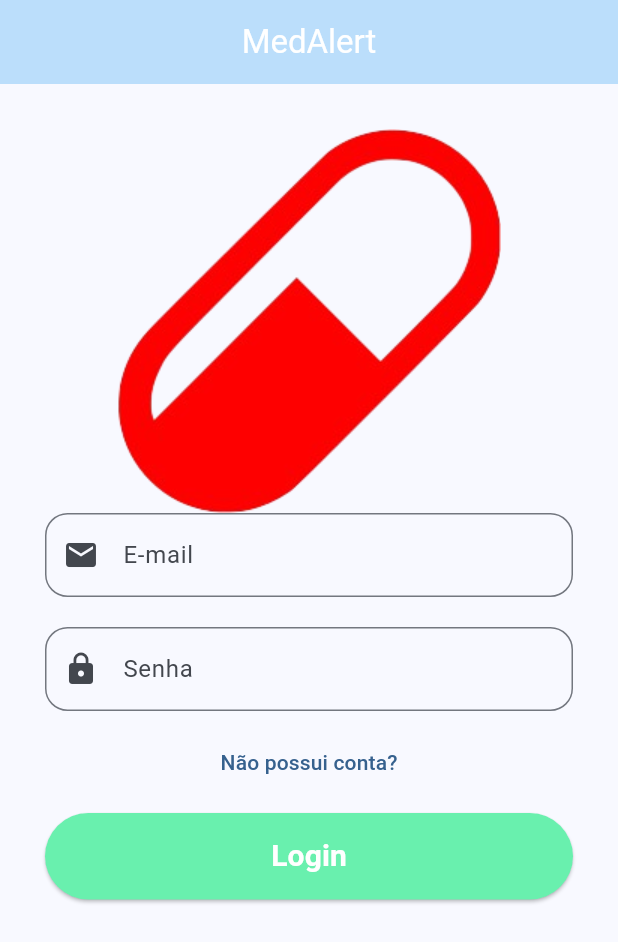
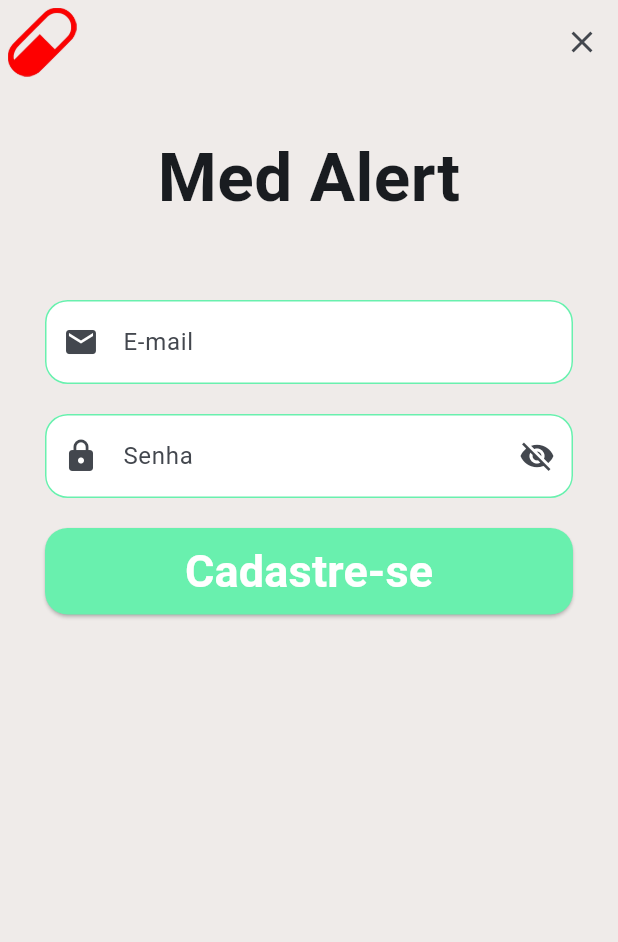
Before and after one commit to JulioTenchena/appMedAlert, a Flutter app: the screen it shows after launch, after a tap on "Não possui conta?", on a phone screen of 412 x 824 dp. Shown: the top 942 px of the screen. Run offline on Flutter 3.47's test engine with Material 3 defaults, Android fonts, the phone set to English and light mode, and no system bars; our stand-ins replace sqflite; accounts and stored records are empty.

Commit message:
Atualização 08/11

```diff
--- a/lib/main.dart
+++ b/lib/main.dart
@@ -1,4 +1,4 @@
-import 'package:aplicativofinal/views/home_view.dart';
+import 'package:aplicativofinal/views/tela_login.dart';
 import 'package:flutter/material.dart';
 
 void main() {
@@ -12,11 +12,11 @@ class MyApp extends StatelessWidget {
   Widget build(BuildContext context) {
     return MaterialApp(
       debugShowCheckedModeBanner: false,
-      title: 'Flutter Demo',
+      title: 'MedAlert',
       theme: ThemeData(
         colorScheme: ColorScheme.fromSeed(seedColor: Colors.blue),
       ),
-      home: const HomeView(),
+      home: const TelaLogin(),
     );
   }
 }
--- /dev/null
+++ b/lib/models/user.dart
@@ -0,0 +1,14 @@
+class User {
+  int? id;
+  final String email;
+  final String senha;
+
+  User({required this.email, required this.senha, this.id});
+
+  factory User.fromMap(Map<String, dynamic> json) =>
+      User(email: json['email'], senha: json['senha'], id: json['id']);
+
+  Map<String, dynamic> toMap() {
+    return {'email': email, 'senha': senha, 'id': id};
+  }
+}
--- /dev/null
+++ b/lib/views/cadastro_conta.dart
@@ -0,0 +1,166 @@
+import 'package:aplicativofinal/services/database_helper.dart';
+import 'package:flutter/material.dart';
+import 'package:aplicativofinal/models/user.dart';
+
+class Cadastroconta extends StatefulWidget {
+  const Cadastroconta({super.key, this.user});
+  final User? user;
+  @override
+  State<Cadastroconta> createState() => _CadastroConta();
+}
+
+class _CadastroConta extends State<Cadastroconta> {
+  final _formKey = GlobalKey<FormState>();
+  final TextEditingController _emailCadastroController = TextEditingController();
+  final TextEditingController _senhaCadastroController = TextEditingController();
+  bool obscureText = true;
+  @override
+  Widget build(BuildContext context) {
+    Size size = MediaQuery.of(context).size;
+    return Scaffold(
+      backgroundColor: Colors.brown[50],
+      appBar: AppBar(
+        leading: Padding(
+          padding: EdgeInsets.all(5.0),
+          child: Image.asset("images/medAlert.png"),
+        ),
+        backgroundColor: Colors.brown[50],
+        actions: [
+          IconButton(onPressed: (){
+            Navigator.pop(context);
+          }, icon: Icon(Icons.close))
+        ],
+      ),
+      body: Padding(
+        padding: EdgeInsets.all(30.0),
+        child: Form(
+          key: _formKey,
+          child: Column(
+            children: [
+              Text(
+                "Med Alert",
+                style: TextStyle(fontSize: 45, fontWeight: FontWeight.bold),
+              ),
+              SizedBox(height: 50),
+              TextFormField(
+                decoration: InputDecoration(
+                  prefixIcon: Icon(Icons.email),
+                  labelText: 'E-mail',
+                  enabledBorder: OutlineInputBorder(
+                    borderRadius: BorderRadius.circular(15),
+                    borderSide: BorderSide(color: Colors.greenAccent),
+                  ),
+                  focusedBorder: OutlineInputBorder(
+                    borderRadius: BorderRadius.circular(15),
+                    borderSide: BorderSide(color: Colors.greenAccent),
+                  ),
+                  border: OutlineInputBorder(
+                    borderRadius: BorderRadius.circular(15),
+                  ),
+                  filled: true,
+                  fillColor: Colors.white,
+                ),
+                controller: _emailCadastroController,
+                validator: (value) {
+                  if (value == null || value.isEmpty) {
+                    return 'Digite seu email';
+                  }
+                  final emailRegex = RegExp(r"^[a-zA-Z0-9.!+-_*=#$%]+@[a-zA-Z0-9]+\.[a-zA-Z]+");
+                  if(!emailRegex.hasMatch(value)){
+                    return 'Coloque um email valido';
+                  }
+
+                  return null;
+                },
+              ),
+              SizedBox(height: 20),
+              TextFormField(
+                obscureText: obscureText,
+                decoration: InputDecoration(
+                  prefixIcon: Icon(Icons.lock),
+                  suffixIcon: IconButton(
+                    onPressed: () {
+                      if (obscureText == true) {
+                        setState(() {
+                          obscureText = false;
+                        });
+                      } else {
+                        setState(() {
+                          obscureText = true;
+                        });
+                      }
+                    },
+                    icon: Icon(
+                      obscureText == true
+                          ? Icons.visibility_off
+                          : Icons.visibility,
+                    ),
+                  ),
+                  labelText: 'Senha',
+                  enabledBorder: OutlineInputBorder(
+                    borderRadius: BorderRadius.circular(15),
+                    borderSide: BorderSide(color: Colors.greenAccent),
+                  ),
+                  focusedBorder: OutlineInputBorder(
+                    borderRadius: BorderRadius.circular(15),
+                    borderSide: BorderSide(color: Colors.greenAccent),
+                  ),
+                  border: OutlineInputBorder(
+                    borderRadius: BorderRadius.circular(15),
+                  ),
+                  filled: true,
+                  fillColor: Colors.white,
+                ),
+                controller: _senhaCadastroController,
+                validator: (value) {
+                  if (value == null || value.isEmpty) {
+                    return 'Digite sua senha';
+                  }
+
+                  return null;
+                },
+              ),
+              SizedBox(height: 20),
+
+              SizedBox(
+                height: size.height * 0.07,
+                width: size.width * 0.9,
+                child: ElevatedButton(
+                  onPressed: () async {
+                    if (_formKey.currentState!.validate()) {
+                      ScaffoldMessenger.of(context).showSnackBar(
+                        const SnackBar(content: Text('Cadastrando')),
+                      );
+                      if (widget.user == null) {
+                        User newUser = User(
+                          email: _emailCadastroController.text,
+                          senha: _senhaCadastroController.text,
+                        );
+                        int id = await DatabaseHelper.instance.addUser(newUser);
+                        newUser.id = id;
+                        if (!context.mounted) return;
+                        Navigator.pop(context, [newUser]);
+                      }
+                    }
+                  },
+                  style: TextButton.styleFrom(
+                    shape: RoundedRectangleBorder(
+                      borderRadius: BorderRadius.circular(15),
+                    ),
+                    foregroundColor: Colors.white,
+                    backgroundColor: Colors.greenAccent,
+                  ),
+
+                  child: Text(
+                    "Cadastre-se",
+                    style: TextStyle(fontSize: 30, fontWeight: FontWeight.bold),
+                  ),
+                ),
+              ),
+            ],
+          ),
+        ),
+      ),
+    );
+  }
+}
--- a/lib/views/home_view.dart
+++ /dev/null
@@ -1,59 +0,0 @@
-import 'package:flutter/material.dart';
-
-class HomeView extends StatelessWidget {
-  const HomeView({super.key});
-
-  @override
-  Widget build(BuildContext context) {
-    Size size = MediaQuery.of(context).size;
-    return Scaffold(
-      appBar: AppBar(
-        centerTitle: true,
-        title: Text("MedAlert", style: TextStyle(color: Colors.white)),
-        backgroundColor: Theme.of(context).primaryColorLight,
-      ),
-      body: Padding(
-        padding: EdgeInsets.all(30.0),
-        child: Column(
-          children: [
-            Image.asset('images/unnamed.png'),
-            TextFormField(
-              decoration: InputDecoration(
-                prefixIcon: Icon(Icons.email),
-                labelText: 'E-mail',
-                border: OutlineInputBorder(
-                  borderRadius: BorderRadius.circular(15),
-                ),
-              ),
-            ),
-            SizedBox(height: 20),
-            TextFormField(
-              decoration: InputDecoration(
-                prefixIcon: Icon(Icons.lock),
-                labelText: 'Senha',
-                border: OutlineInputBorder(
-                  borderRadius: BorderRadius.circular(15),
-                ),
-              ),
-            ),
-            SizedBox(height: 10),
-            TextButton(onPressed: (){}, child: Text("Não possui conta?")),
-            SizedBox(height: 10),
-            SizedBox(
-              height: size.height * 0.07,
-              width: size.width * 0.9,
-              child: ElevatedButton(
-                onPressed: () {},
-                child: Text("Login", style: TextStyle(fontSize: 20,fontWeight: FontWeight.bold)),
-                style: TextButton.styleFrom(
-                  foregroundColor: Colors.white,
-                  backgroundColor: Colors.greenAccent,
-                ),
-              ),
-            ),
-          ],
-        ),
-      ),
-    );
-  }
-}
--- /dev/null
+++ b/lib/views/tela_login.dart
@@ -0,0 +1,168 @@
+import 'package:aplicativofinal/views/tela_principal.dart';
+import 'package:flutter/material.dart';
+import 'cadastro_conta.dart';
+
+
+class TelaLogin extends StatefulWidget {
+  const TelaLogin({super.key});
+
+  @override
+  State<TelaLogin> createState() => _TelaLoginState();
+}
+
+class _TelaLoginState extends State<TelaLogin> {
+  final _formKey = GlobalKey<FormState>();
+  final TextEditingController _emailLoginController = TextEditingController();
+  final TextEditingController _senhaLoginController = TextEditingController();
+  bool obscureText = true;
+  @override
+  Widget build(BuildContext context) {
+    Size size = MediaQuery.of(context).size;
+    return Scaffold(
+      backgroundColor: Colors.brown[50],
+      appBar: AppBar(
+        leading: Padding(
+          padding: EdgeInsets.all(5.0),
+          child: Image.asset("images/medAlert.png"),
+
+        ),
+        backgroundColor: Colors.brown[50],
+      ),
+      body: Padding(
+        padding: EdgeInsets.all(30.0),
+        child: Form(
+          key: _formKey,
+          child: Column(
+            children: [
+              Text(
+                "Med Alert",
+                style: TextStyle(fontSize: 45, fontWeight: FontWeight.bold),
+              ),
+              SizedBox(height: 50),
+              TextFormField(
+                decoration: InputDecoration(
+                  prefixIcon: Icon(Icons.email),
+                  labelText: 'E-mail',
+                  enabledBorder: OutlineInputBorder(
+                    borderRadius: BorderRadius.circular(15),
+                    borderSide: BorderSide(color: Colors.greenAccent),
+                  ),
+                  focusedBorder: OutlineInputBorder(
+                    borderRadius: BorderRadius.circular(15),
+                    borderSide: BorderSide(color: Colors.greenAccent),
+                  ),
+                  border: OutlineInputBorder(
+                    borderRadius: BorderRadius.circular(15),
+                  ),
+                  filled: true,
+                  fillColor: Colors.white,
+                ),
+                controller: _emailLoginController,
+                validator: (value) {
+                  if (value == null || value.isEmpty) {
+                    return 'Digite seu email';
+                  }
+                  return null;
+                },
+              ),
+              SizedBox(height: 20),
+              TextFormField(
+                obscureText: obscureText,
+                decoration: InputDecoration(
+                  prefixIcon: Icon(Icons.lock),
+                  suffixIcon: IconButton(
+                    onPressed: () {
+                      if (obscureText == true) {
+                        setState(() {
+                          obscureText = false;
+                        });
+                      } else {
+                        setState(() {
+                          obscureText = true;
+                        });
+                      }
+                    },
+                    icon: Icon(
+                      obscureText == true
+                          ? Icons.visibility_off
+                          : Icons.visibility,
+                    ),
+                  ),
+                  labelText: 'Senha',
+                  enabledBorder: OutlineInputBorder(
+                    borderRadius: BorderRadius.circular(15),
+                    borderSide: BorderSide(color: Colors.greenAccent),
+                  ),
+                  focusedBorder: OutlineInputBorder(
+                    borderRadius: BorderRadius.circular(15),
+                    borderSide: BorderSide(color: Colors.greenAccent),
+                  ),
+                  border: OutlineInputBorder(
+                    borderRadius: BorderRadius.circular(15),
+                  ),
+                  filled: true,
+                  fillColor: Colors.white,
+                ),
+                controller: _senhaLoginController,
+                validator: (value) {
+                  if (value == null || value.isEmpty) {
+                    return 'Digite sua senha';
+                  }
+                  return null;
+                },
+              ),
+              SizedBox(height: 10),
+              TextButton(
+                onPressed: () {
+                  Navigator.of(context).push(
+                    MaterialPageRoute(
+                      builder: (context) => const Cadastroconta(),
+                    ),
+                  );
+                },
+                child: Text(
+                  "Não possui conta?",
+                  style: TextStyle(fontSize: 16, color: Colors.black),
+                ),
+              ),
+              SizedBox(height: 10),
+
+              SizedBox(
+                height: size.height * 0.07,
+                width: size.width * 0.9,
+                child: ElevatedButton(
+                  onPressed: () {
+                    if (_formKey.currentState!.validate()) {
+                      ScaffoldMessenger.of(
+                        context,
+                      ).showSnackBar(const SnackBar(content: Text('logando')));
+
+                      Navigator.of(context).push(
+                        MaterialPageRoute(
+                          builder: (context) => const TelaPrincipal(),
+                        ),
+                      );
+                    }
+                  },
+                  style: TextButton.styleFrom(
+                    shape: RoundedRectangleBorder(
+                      borderRadius: BorderRadius.circular(15),
+                    ),
+                    foregroundColor: Colors.white,
+                    backgroundColor: Colors.greenAccent,
+                  ),
+
+                  child: Text(
+                    "Login",
+                    style: TextStyle(fontSize: 30, fontWeight: FontWeight.bold),
+                  ),
+                ),
+              ),
+
+            ],
+          ),
+        ),
+      ),
+    );
+  }
+}
```
Also changed, not shown: lib/models/alarme_remedio.dart (added, +26 -0 lines), lib/services/database_helper.dart (added, +50 -0 lines), lib/views/cadastro_remedio.dart (added, +164 -0 lines), lib/views/listarusuarios.dart (added, +17 -0 lines), lib/views/tela_principal.dart (added, +60 -0 lines), images/medAlert.png (added), 2 other files.
